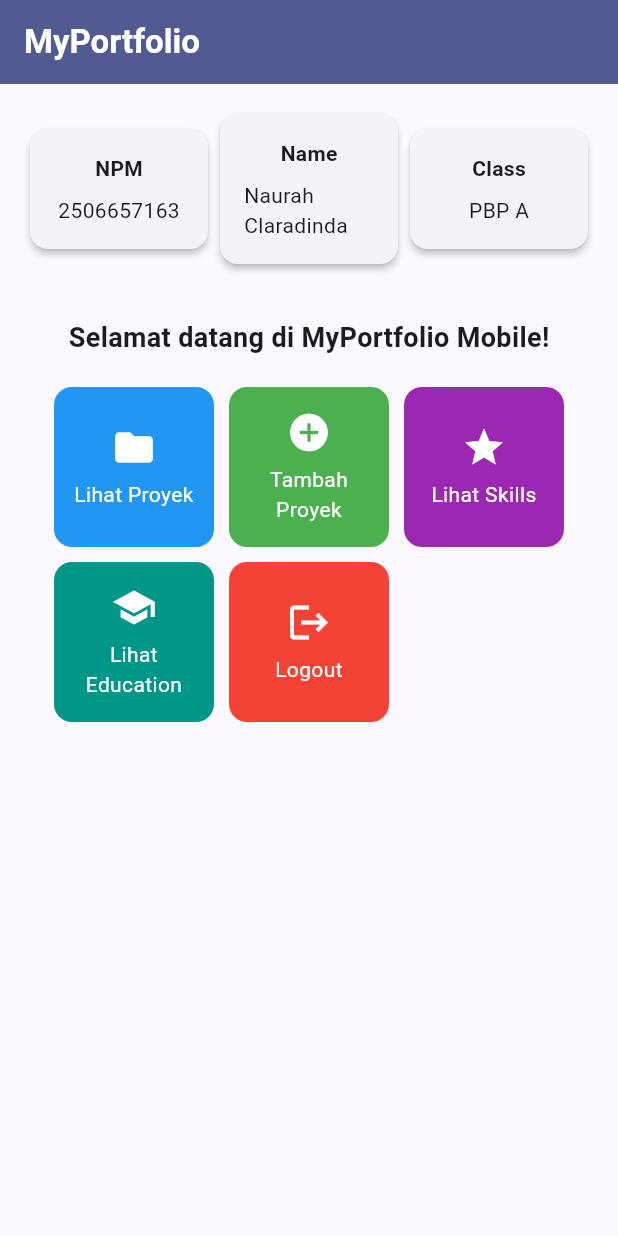
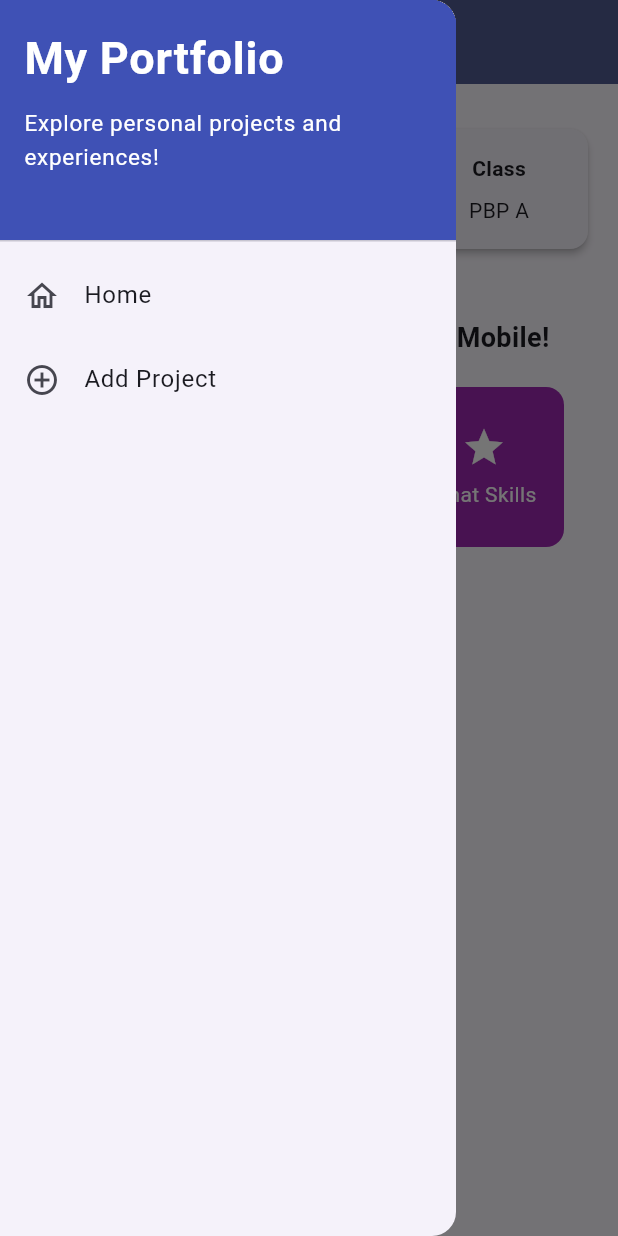
Before and after one commit to Naur4h/myportofolio_mobile, a Flutter app: the screen it shows after launch, with the side drawer open (before the commit the screen has no drawer), on a phone screen of 412 x 824 dp. Run offline on Flutter 3.47's test engine with Material 3 defaults, Android fonts, the phone set to English and light mode, and no system bars; our stand-ins replace material_ui.

Commit message:
Tutorial 9: navigation, drawer, form, refactor

```diff
--- a/lib/main.dart
+++ b/lib/main.dart
@@ -1,5 +1,5 @@
-import 'package:flutter/material.dart';
-import 'package:myportofolio_mobile/menu.dart';
+import 'package:material_ui/material_ui.dart';
+import 'package:myportofolio_mobile/screens/menu.dart';
 
 /// Titik masuk aplikasi: menjalankan widget root [MyApp].
 void main() {
@@ -13,6 +13,7 @@ class MyApp extends StatelessWidget {
   @override
   Widget build(BuildContext context) {
     return MaterialApp(
+      debugShowCheckedModeBanner: false,
       title: 'MyPortfolio',
       theme: ThemeData(
         colorScheme: ColorScheme.fromSeed(
--- a/lib/menu.dart
+++ b/lib/screens/menu.dart
@@ -1,4 +1,6 @@
-import 'package:flutter/material.dart';
+import 'package:material_ui/material_ui.dart';
+import 'package:myportofolio_mobile/widgets/left_drawer.dart';
+import 'package:myportofolio_mobile/widgets/project_card.dart';
 
 /// Halaman utama portofolio: kartu identitas dan kisi tombol aksi.
 class MyHomePage extends StatelessWidget {
@@ -30,7 +32,9 @@ class MyHomePage extends StatelessWidget {
           ),
         ),
         backgroundColor: Theme.of(context).colorScheme.primary,
+        iconTheme: const IconThemeData(color: Colors.white),
       ),
+      drawer: const LeftDrawer(),
       // Body halaman utama: dapat digulir, lebarnya dibatasi, dan diberi padding.
       body: SingleChildScrollView(
         // Membuat halaman dapat digulir agar tidak overflow pada layar yang pendek.
@@ -135,55 +139,3 @@ class ItemHomepage {
 
   ItemHomepage(this.name, this.icon, this.color);
 }
-
-/// Kartu tombol yang dapat ditekan; menampilkan SnackBar sesuai nama item.
-class ItemCard extends StatelessWidget {
-  final ItemHomepage item;
-
-  const ItemCard(this.item, {super.key});
-
-  @override
-  Widget build(BuildContext context) {
-    return Material(
-      // Warna latar kartu diambil dari atribut color pada item.
-      color: item.color,
-      borderRadius: BorderRadius.circular(12),
-      child: InkWell(
-        // Aksi ketika kartu ditekan oleh pengguna.
-        onTap: () {
-          // Menampilkan SnackBar dengan pesan interaktif.
-          ScaffoldMessenger.of(context)
-            ..hideCurrentSnackBar()
-            ..showSnackBar(
-              SnackBar(
-                content: Text("Kamu telah menekan tombol ${item.name}!"),
-                backgroundColor: item.color,
-                behavior: SnackBarBehavior.floating,
-              ),
-            );
-        },
-        child: Container(
-          padding: const EdgeInsets.all(8),
-          child: Center(
-            child: Column(
-              mainAxisAlignment: MainAxisAlignment.center,
-              children: [
-                Icon(
-                  item.icon,
-                  color: Colors.white,
-                  size: 30.0,
-                ),
-                const Padding(padding: EdgeInsets.all(3)),
-                Text(
-                  item.name,
-                  textAlign: TextAlign.center,
-                  style: const TextStyle(color: Colors.white),
-                ),
-              ],
-            ),
-          ),
-        ),
-      ),
-    );
-  }
-}
--- /dev/null
+++ b/lib/widgets/left_drawer.dart
@@ -0,0 +1,67 @@
+import 'package:material_ui/material_ui.dart';
+import 'package:myportofolio_mobile/screens/menu.dart';
+import 'package:myportofolio_mobile/screens/project_form.dart';
+
+class LeftDrawer extends StatelessWidget {
+  const LeftDrawer({super.key});
+
+  @override
+  Widget build(BuildContext context) {
+    return Drawer(
+      child: ListView(
+        children: [
+          const DrawerHeader(
+            decoration: BoxDecoration(
+              color: Colors.indigo,
+            ),
+            child: Column(
+              crossAxisAlignment: CrossAxisAlignment.start,
+              children: [
+                Text(
+                  'My Portfolio',
+                  style: TextStyle(
+                    fontSize: 30,
+                    fontWeight: FontWeight.bold,
+                    color: Colors.white,
+                  ),
+                ),
+                SizedBox(height: 10),
+                Text(
+                  'Explore personal projects and experiences!',
+                  style: TextStyle(
+                    fontSize: 15,
+                    color: Colors.white,
+                  ),
+                ),
+              ],
+            ),
+          ),
+          ListTile(
+            leading: const Icon(Icons.home_outlined),
+            title: const Text('Home'),
+            onTap: () {
+              Navigator.pushReplacement(
+                context,
+                MaterialPageRoute(
+                  builder: (context) => MyHomePage(),
+                ),
+              );
+            },
+          ),
+          ListTile(
+            leading: const Icon(Icons.add_circle_outline),
+            title: const Text('Add Project'),
+            onTap: () {
+              Navigator.pushReplacement(
+                context,
+                MaterialPageRoute(
+                  builder: (context) => const ProjectFormPage(),
+                ),
+              );
+            },
+          ),
+        ],
+      ),
+    );
+  }
+}
--- /dev/null
+++ b/lib/widgets/project_card.dart
@@ -0,0 +1,65 @@
+import 'package:material_ui/material_ui.dart';
+import 'package:myportofolio_mobile/screens/menu.dart';
+import 'package:myportofolio_mobile/screens/project_form.dart';
+
+/// Kartu tombol yang dapat ditekan; menampilkan SnackBar lalu berpindah halaman.
+class ItemCard extends StatelessWidget {
+  final ItemHomepage item;
+
+  const ItemCard(this.item, {super.key});
+
+  @override
+  Widget build(BuildContext context) {
+    return Material(
+      // Warna latar kartu diambil dari atribut color pada item.
+      color: item.color,
+      borderRadius: BorderRadius.circular(12),
+      child: InkWell(
+        // Aksi ketika kartu ditekan oleh pengguna.
+        onTap: () {
+          // Menampilkan SnackBar dengan pesan interaktif.
+          ScaffoldMessenger.of(context)
+            ..hideCurrentSnackBar()
+            ..showSnackBar(
+              SnackBar(
+                content: Text("Kamu telah menekan tombol ${item.name}!"),
+                backgroundColor: item.color,
+                behavior: SnackBarBehavior.floating,
+              ),
+            );
+
+          // Navigasi ke halaman yang sesuai.
+          if (item.name == "Tambah Proyek") {
+            Navigator.push(
+              context,
+              MaterialPageRoute(
+                builder: (context) => const ProjectFormPage(),
+              ),
+            );
+          }
+        },
+        child: Container(
+          padding: const EdgeInsets.all(8),
+          child: Center(
+            child: Column(
+              mainAxisAlignment: MainAxisAlignment.center,
+              children: [
+                Icon(
+                  item.icon,
+                  color: Colors.white,
+                  size: 30.0,
+                ),
+                const Padding(padding: EdgeInsets.all(3)),
+                Text(
+                  item.name,
+                  textAlign: TextAlign.center,
+                  style: const TextStyle(color: Colors.white),
+                ),
+              ],
+            ),
+          ),
+        ),
+      ),
+    );
+  }
+}
--- a/pubspec.yaml
+++ b/pubspec.yaml
@@ -34,6 +34,7 @@ dependencies:
   # The following adds the Cupertino Icons font to your application.
   # Use with the CupertinoIcons class for iOS style icons.
   cupertino_icons: ^1.0.8
+  material_ui: ^1.11.0
 
 dev_dependencies:
   flutter_test:
```
Also changed, not shown: lib/screens/project_form.dart (added, +217 -0 lines), pubspec.lock, 1 other file.
